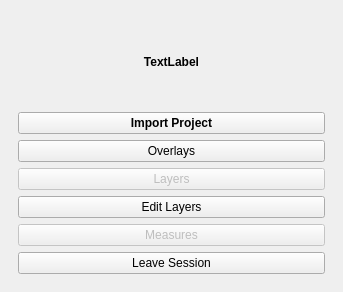
Old version of the form tygron_dockwidget_base.ui in the repository Tygron/qgis-plugin-tygron.
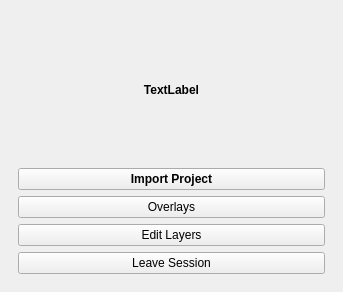
New version of the form. The open tabs and pages were chosen to show the change. Custom widgets are drawn as their Qt base class.

Commit message: ts dont work yet layer order

Diff of the .ui file:
```diff
--- a/tygron_dockwidget_base.ui
+++ b/tygron_dockwidget_base.ui
@@ -237,16 +237,6 @@
           </property>
          </widget>
         </item>
-        <item>
-         <widget class="QPushButton" name="SessionLayerButton">
-          <property name="enabled">
-           <bool>false</bool>
-          </property>
-          <property name="text">
-           <string>Layers</string>
-          </property>
-         </widget>
-        </item>
         <item>
          <widget class="QPushButton" name="SessionEditButton">
           <property name="text">
@@ -254,16 +244,6 @@
           </property>
          </widget>
         </item>
-        <item>
-         <widget class="QPushButton" name="SessionMeasures">
-          <property name="enabled">
-           <bool>false</bool>
-          </property>
-          <property name="text">
-           <string>Measures</string>
-          </property>
-         </widget>
-        </item>
         <item>
          <widget class="QPushButton" name="SessionReturnButton">
           <property name="enabled">
```
Left out of the diff: 6 changed lines with no effect on the pictures. The commit also changes 2 other files.
